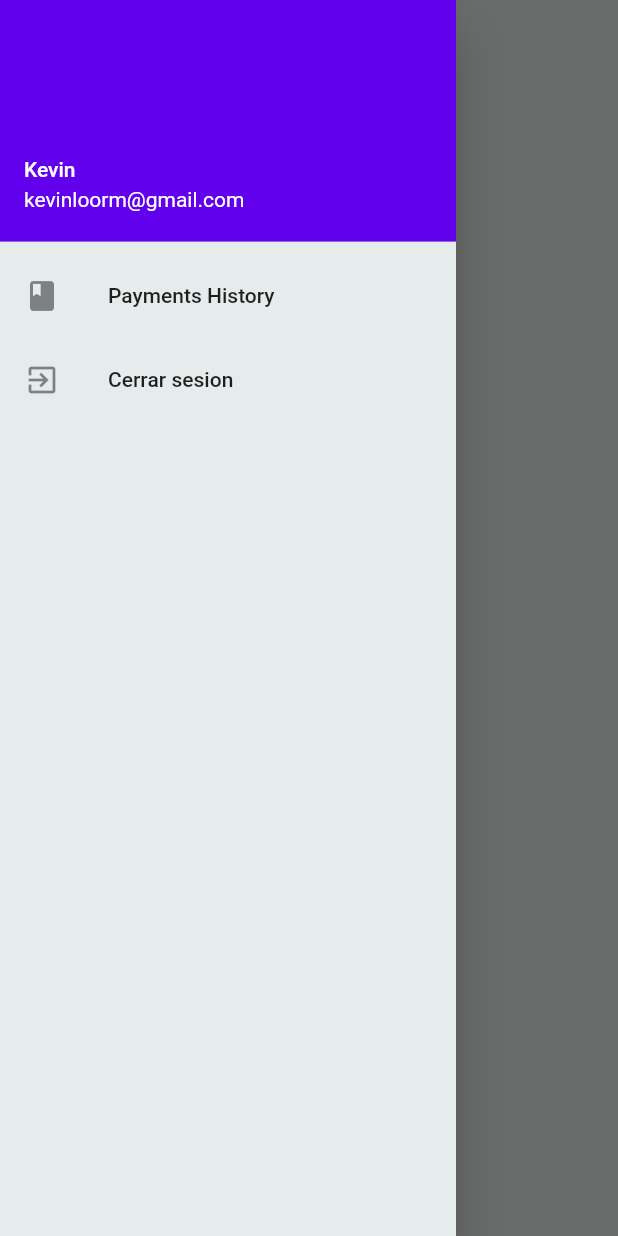
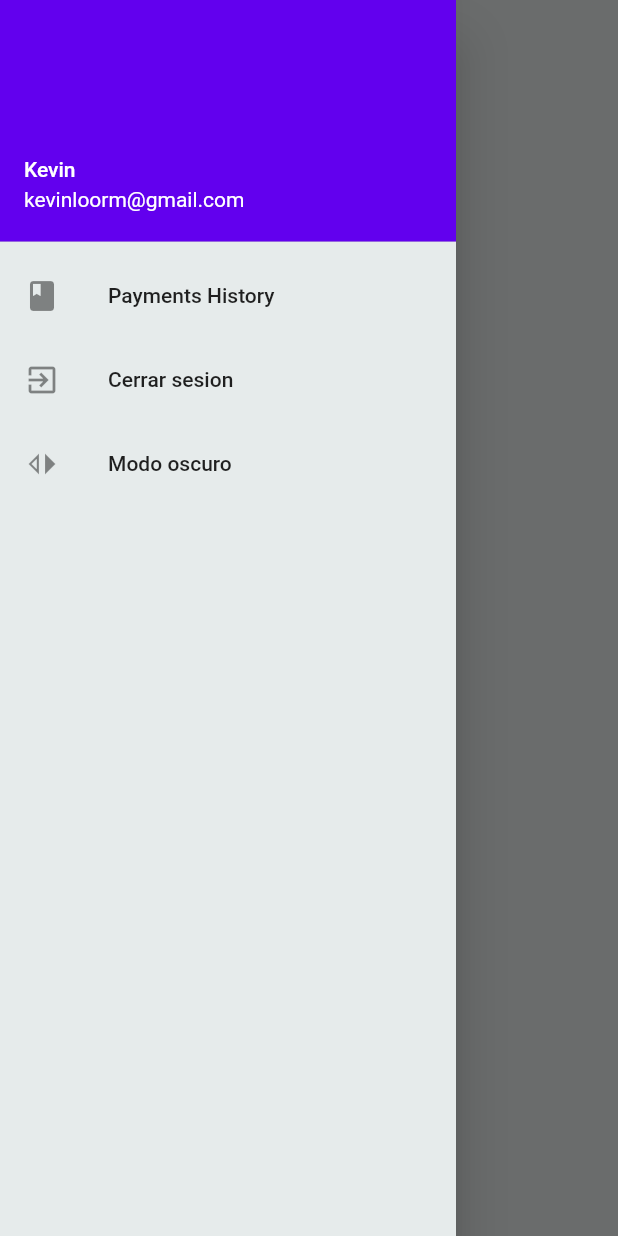
Before and after one commit to kevinloormz/mygetxtemplate, a Flutter app: the HomePage screen opened by its route, with the side drawer open, on a phone screen of 412 x 824 dp. Run offline on Flutter 3.47's test engine with Material 2 defaults, Android fonts, the phone set to English and light mode, and no system bars; our stand-ins replace firebase_auth, firebase_core, flutter_spinkit, get, get_storage, google_fonts and 1 more; accounts and stored records are empty.

Commit message:
Funcionando modo_dark o claro

```diff
--- a/lib/modules/home/home_controller.dart
+++ b/lib/modules/home/home_controller.dart
@@ -1,7 +1,3 @@
-//import 'package:firebase_auth/firebase_auth.dart';
 import 'package:get/get.dart';
 
-class HomeController extends GetxController {
-  //FirebaseAuth _auth = FirebaseAuth.instance;
-
-}
+class HomeController extends GetxController {}
--- a/lib/modules/home/home_page.dart
+++ b/lib/modules/home/home_page.dart
@@ -34,6 +34,14 @@ class HomePage extends GetWidget<HomeController> {
               onTap: () {
                 Get.find<LoginController>().logOut();
               },
+            ),
+            ListTile(
+              leading: Icon(Icons.switch_left),
+              title: Text('Modo oscuro'),
+              onTap: () {
+                Get.changeThemeMode(
+                    Get.isDarkMode ? ThemeMode.light : ThemeMode.dark);
+              },
             )
           ],
         ),
```
Also changed, not shown: lib/main.dart (+3 -8 lines).
